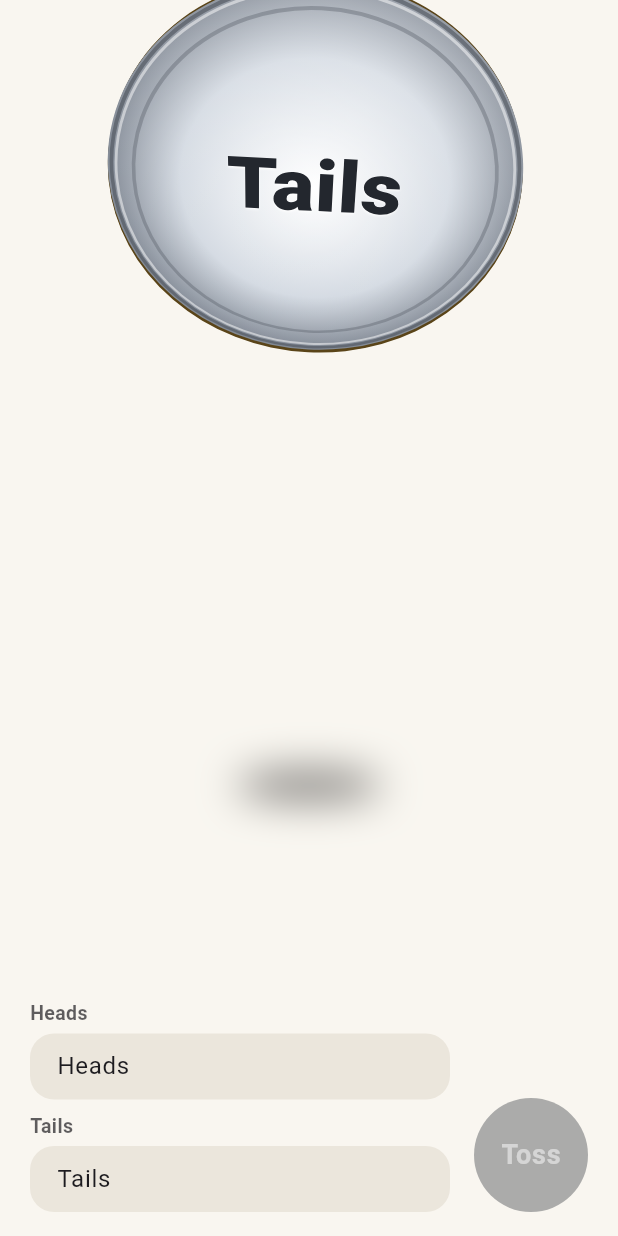
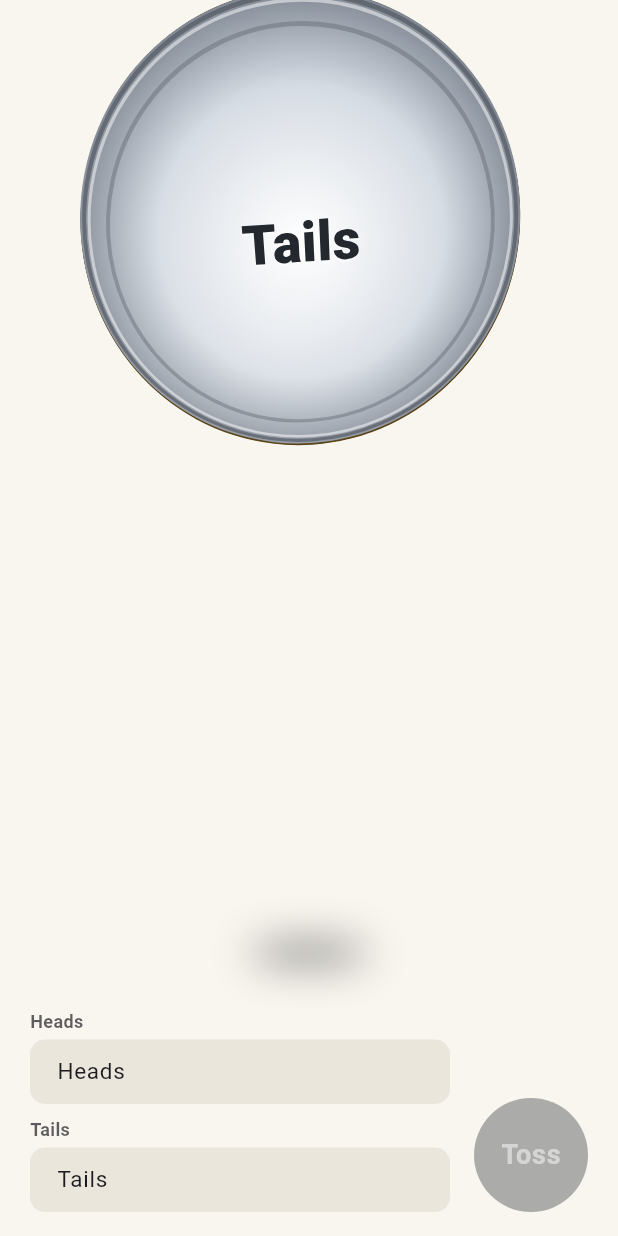
Before and after one commit to jhonemilmnilo/FateFlip, a Flutter app: the screen it shows after launch, after a tap on "Toss", on a phone screen of 412 x 824 dp. Run offline on Flutter 3.47's test engine with Material 3 defaults, Android fonts, the phone set to English and light mode, and no system bars; our stand-ins replace flutter_riverpod, shared_preferences.

Commit message:
I add new bugs

```diff
--- a/lib/app/theme.dart
+++ b/lib/app/theme.dart
@@ -31,11 +31,11 @@ class AppTheme {
         fillColor: colorScheme.surfaceContainerHighest,
         contentPadding: const EdgeInsets.symmetric(horizontal: 16, vertical: 12),
         border: OutlineInputBorder(
-          borderRadius: BorderRadius.circular(16),
+          borderRadius: BorderRadius.circular(10),
           borderSide: BorderSide.none,
         ),
         focusedBorder: OutlineInputBorder(
-          borderRadius: BorderRadius.circular(16),
+          borderRadius: BorderRadius.circular(10),
           borderSide: BorderSide(color: colorScheme.primary, width: 2),
         ),
       ),
@@ -66,11 +66,11 @@ class AppTheme {
         fillColor: colorScheme.surfaceContainerHighest,
         contentPadding: const EdgeInsets.symmetric(horizontal: 16, vertical: 12),
         border: OutlineInputBorder(
-          borderRadius: BorderRadius.circular(16),
+          borderRadius: BorderRadius.circular(10),
           borderSide: BorderSide.none,
         ),
         focusedBorder: OutlineInputBorder(
-          borderRadius: BorderRadius.circular(16),
+          borderRadius: BorderRadius.circular(10),
           borderSide: BorderSide(color: colorScheme.primary, width: 2),
         ),
       ),
--- a/lib/features/toss/toss_config.dart
+++ b/lib/features/toss/toss_config.dart
@@ -7,6 +7,8 @@ class TossConfig {
 
   // Animation durations
   static const Duration flipDuration = Duration(milliseconds: 1700);
+  static const int minFlipDurationMs = 1500;
+  static const int maxFlipDurationMs = 2100;
   static const Duration reducedMotionDuration = Duration(milliseconds: 500);
   static const Duration resultFadeDuration = Duration(milliseconds: 220);
   static const Duration fabPressDuration = Duration(milliseconds: 120);
@@ -28,7 +30,7 @@ class TossConfig {
   // 3D Perspective & Rotation
   static const double perspective = 0.0012;
   static const int minSpins = 5;
-  static const int maxSpins = 8;
+  static const int maxSpins = 9;
   static const double flightWobbleX = 6.0; // +/- px
   static const double flightWobbleZ = 0.08; // +/- rad
 
@@ -38,11 +40,11 @@ class TossConfig {
   static const double coinThickness = 8.0; // Thickness fake disc spacing
   static const int thicknessLayers = 8;
 
-  // Arc Tweens (TranslateY px) - high dramatic launch apex
-  static const double tossApexHeight = -380.0;
-  static const double bounce1Height = -22.0;
-  static const double bounce2Height = -6.0;
-  static const double maxScaleApex = 1.3;
+  // Arc Tweens (TranslateY px) - high dramatic launch apex with tactile metallic micro-bounces
+  static const double tossApexHeight = -390.0;
+  static const double bounce1Height = -16.0;
+  static const double bounce2Height = -4.0;
+  static const double maxScaleApex = 1.32;
 
   // Ground Shadow
   static const double shadowMinScale = 0.45;
@@ -56,11 +58,11 @@ class TossConfig {
   static const double scrollBottomPadding = 100.0;
 
   // Typographic scale
-  static const double labelFontSize = 13.0;
-  static const double inputFontSize = 16.0;
-  static const double resultFontSize = 22.0;
-  static const double coinTextMaxFontSize = 44.0;
-  static const double resultSlideOffset = 8.0;
+  static const double labelFontSize = 12.0;
+  static const double inputFontSize = 15.0;
+  static const double resultFontSize = 18.0;
+  static const double coinTextMaxFontSize = 28.0;
+  static const double resultSlideOffset = 6.0;
 
   // Helper calculation for target angle
   static double calculateTargetAngle({
--- a/lib/features/toss/toss_controller.dart
+++ b/lib/features/toss/toss_controller.dart
@@ -102,7 +102,7 @@ class TossController extends Notifier<TossState> {
   }
 
   /// Decides outcome FIRST before starting animation (spec rule 3 & 4)
-  ({CoinSide side, String label, double targetAngle, int spins})? prepareToss() {
+  ({CoinSide side, String label, double targetAngle, int spins, Duration duration})? prepareToss() {
     if (state.isFlipping) return null;
 
     final isHeads = _random.nextBool();
@@ -116,6 +116,11 @@ class TossController extends Notifier<TossState> {
       spins: spins,
     );
 
+    // Natural variability in flip duration (e.g. 1500ms - 2100ms)
+    final durationMs = TossConfig.minFlipDurationMs +
+        _random.nextInt(TossConfig.maxFlipDurationMs - TossConfig.minFlipDurationMs + 1);
+    final flipDuration = Duration(milliseconds: durationMs);
+
     // Clear old result the moment a new toss starts (spec 5.3)
     state = state.copyWith(
       isFlipping: true,
@@ -128,6 +133,7 @@ class TossController extends Notifier<TossState> {
       label: winningLabel,
       targetAngle: targetAngle,
       spins: spins,
+      duration: flipDuration,
     );
   }
 
--- a/lib/features/toss/toss_screen.dart
+++ b/lib/features/toss/toss_screen.dart
@@ -64,10 +64,11 @@ class _TossScreenState extends ConsumerState<TossScreen> with SingleTickerProvid
 
     _resultFadeController.reset();
 
-    // Trigger physical coin flip
+    // Trigger physical coin flip with realistic variable duration
     _coinViewKey.currentState?.startFlip(
       targetAngle: tossPlan.targetAngle,
       spins: tossPlan.spins,
+      duration: tossPlan.duration,
     );
   }
 
@@ -103,7 +104,7 @@ class _TossScreenState extends ConsumerState<TossScreen> with SingleTickerProvid
               TossConfig.maxCoinDiameter,
             );
             // Dynamic scale on shorter screens
-            final coinDiameter = math.min(targetCoinSize, screenHeight * 0.38);
+            final coinDiameter = math.min(targetCoinSize, screenHeight * 0.36);
 
             return SingleChildScrollView(
               padding: const EdgeInsets.symmetric(horizontal: 20.0, vertical: 16.0),
@@ -111,17 +112,18 @@ class _TossScreenState extends ConsumerState<TossScreen> with SingleTickerProvid
                 constraints: BoxConstraints(
                   minHeight: constraints.maxHeight - 32.0,
                 ),
+                child: IntrinsicHeight(
                   child: Column(
-                  mainAxisAlignment: MainAxisAlignment.spaceBetween,
                     children: [
                       // TOP: Result announcement area
                       _buildResultArea(theme, tossState),
 
-                    const SizedBox(height: 72),
+                      // Spacer fills all extra screen height, pinning coin & inputs to the bottom!
+                      const Spacer(),
 
-                    // CENTER STAGE: Coin & ground shadow (shifted lower for maximum flip clearance)
+                      // STAGE: Coin & ground shadow sitting right on top of controls
                       Padding(
-                      padding: const EdgeInsets.only(top: 20.0, bottom: 8.0),
+                        padding: const EdgeInsets.only(bottom: 4.0),
                         child: Center(
                           child: CoinView(
                             key: _coinViewKey,
@@ -147,11 +149,12 @@ class _TossScreenState extends ConsumerState<TossScreen> with SingleTickerProvid
                         ),
                       ),
 
-                    const SizedBox(height: 12),
+                      const SizedBox(height: 8),
 
                       // BOTTOM: Inputs on the left, Toss FAB on the right
                       _buildBottomControlBar(theme, tossState),
                     ],
+                  ),
                 ),
               ),
             );
@@ -161,7 +164,7 @@ class _TossScreenState extends ConsumerState<TossScreen> with SingleTickerProvid
     );
   }
 
-  /// TOP: Clean result banner (Empty until flip settles and produces a winner)
+  /// TOP: Clean result banner (Card removed, clean compact typography)
   Widget _buildResultArea(ThemeData theme, TossState state) {
     final hasResult = state.resultLabel != null && !state.isFlipping;
 
@@ -170,8 +173,8 @@ class _TossScreenState extends ConsumerState<TossScreen> with SingleTickerProvid
       label: hasResult
           ? 'Winner is ${state.resultLabel}, ${state.resultSide == CoinSide.heads ? 'Heads' : 'Tails'}'
           : '',
-      child: ConstrainedBox(
-        constraints: const BoxConstraints(minHeight: 76),
+      child: SizedBox(
+        height: 52, // Reserved compact height so layout remains stable
         child: AnimatedBuilder(
           animation: _resultFadeAnimation,
           builder: (context, child) {
@@ -184,13 +187,7 @@ class _TossScreenState extends ConsumerState<TossScreen> with SingleTickerProvid
             );
           },
           child: hasResult
-              ? Container(
-                  width: double.infinity,
-                  padding: const EdgeInsets.symmetric(vertical: 10, horizontal: 20),
-                  decoration: BoxDecoration(
-                    color: theme.colorScheme.surfaceContainerHighest.withValues(alpha: 0.6),
-                    borderRadius: BorderRadius.circular(20),
-                  ),
+              ? Center(
                   child: Column(
                     mainAxisSize: MainAxisSize.min,
                     children: [
@@ -198,10 +195,10 @@ class _TossScreenState extends ConsumerState<TossScreen> with SingleTickerProvid
                         state.resultLabel!,
                         textAlign: TextAlign.center,
                         style: TextStyle(
-                          fontSize: TossConfig.resultFontSize + 4,
-                          fontWeight: FontWeight.w800,
+                          fontSize: TossConfig.resultFontSize,
+                          fontWeight: FontWeight.w700,
                           color: theme.colorScheme.onSurface,
-                          letterSpacing: 0.5,
+                          letterSpacing: 0.3,
                         ),
                       ),
                       const SizedBox(height: 2),
@@ -209,7 +206,7 @@ class _TossScreenState extends ConsumerState<TossScreen> with SingleTickerProvid
                         state.resultSide == CoinSide.heads ? 'Heads' : 'Tails',
                         style: TextStyle(
                           fontSize: TossConfig.labelFontSize,
-                          fontWeight: FontWeight.w600,
+                          fontWeight: FontWeight.w500,
                           color: theme.colorScheme.primary,
                         ),
                       ),
--- a/lib/features/toss/widgets/coin_view.dart
+++ b/lib/features/toss/widgets/coin_view.dart
@@ -73,13 +73,14 @@ class CoinViewState extends State<CoinView> with SingleTickerProviderStateMixin
 
   void _buildAnimations({required bool disableAnimations}) {
 
-    // A. Flip Angle (rotateX) with smooth fast-launch slow-settle cubic easing
+    // A. Flip Angle (rotateX) with realistic rotational inertia:
+    // explosive launch spin that naturally decelerates smoothly as it lands
     _angleAnimation = Tween<double>(
       begin: _startAngle,
       end: _targetAngle,
     ).animate(CurvedAnimation(
       parent: _controller,
-      curve: const Cubic(0.25, 0.55, 0.35, 1.0),
+      curve: const Cubic(0.20, 0.70, 0.25, 1.0),
     ));
 
     if (disableAnimations) {
@@ -91,41 +92,44 @@ class CoinViewState extends State<CoinView> with SingleTickerProviderStateMixin
       return;
     }
 
-    // B. Toss Arc (translateY) with precise weights summing to 100
+    // B. Toss Arc (translateY) with crisp, weighted physics:
+    // Launch (44) -> Fall (38) -> First bounce impact & recovery (10) -> Micro-damped settle (8)
     _translationYAnimation = TweenSequence<double>([
       TweenSequenceItem(
         tween: Tween<double>(begin: 0.0, end: TossConfig.tossApexHeight)
-            .chain(CurveTween(curve: Curves.easeOutQuad)),
-        weight: 45,
+            .chain(CurveTween(curve: Curves.easeOutCubic)),
+        weight: 44,
       ),
       TweenSequenceItem(
         tween: Tween<double>(begin: TossConfig.tossApexHeight, end: 0.0)
             .chain(CurveTween(curve: Curves.easeInQuad)),
-        weight: 37,
+        weight: 38,
       ),
+      // Sharp metallic bounce 1
       TweenSequenceItem(
         tween: Tween<double>(begin: 0.0, end: TossConfig.bounce1Height)
-            .chain(CurveTween(curve: Curves.easeOut)),
-        weight: 4,
+            .chain(CurveTween(curve: Curves.easeOutQuad)),
+        weight: 5,
       ),
       TweenSequenceItem(
         tween: Tween<double>(begin: TossConfig.bounce1Height, end: 0.0)
-            .chain(CurveTween(curve: Curves.easeIn)),
-        weight: 4,
+            .chain(CurveTween(curve: Curves.easeInQuad)),
+        weight: 5,
       ),
+      // Crisp micro-bounce 2
       TweenSequenceItem(
         tween: Tween<double>(begin: 0.0, end: TossConfig.bounce2Height)
-            .chain(CurveTween(curve: Curves.easeOut)),
-        weight: 2.5,
+            .chain(CurveTween(curve: Curves.easeOutQuad)),
+        weight: 3,
       ),
       TweenSequenceItem(
         tween: Tween<double>(begin: TossConfig.bounce2Height, end: 0.0)
-            .chain(CurveTween(curve: Curves.easeIn)),
-        weight: 2.5,
+            .chain(CurveTween(curve: Curves.easeInQuad)),
+        weight: 3,
       ),
       TweenSequenceItem(
         tween: ConstantTween<double>(0.0),
-        weight: 5,
+        weight: 2,
       ),
     ]).animate(_controller);
 
@@ -187,6 +191,7 @@ class CoinViewState extends State<CoinView> with SingleTickerProviderStateMixin
   void startFlip({
     required double targetAngle,
     required int spins,
+    Duration? duration,
   }) {
     _startAngle = widget.currentAngle;
     _targetAngle = targetAngle;
@@ -198,6 +203,10 @@ class CoinViewState extends State<CoinView> with SingleTickerProviderStateMixin
     _bounce2HapticTriggered = false;
 
     final disableAnimations = MediaQuery.maybeDisableAnimationsOf(context) ?? false;
+    _controller.duration = disableAnimations
+        ? TossConfig.reducedMotionDuration
+        : (duration ?? TossConfig.flipDuration);
+
     _buildAnimations(disableAnimations: disableAnimations);
 
     // Launch Haptics (spec 7.D)
@@ -363,19 +372,27 @@ class CoinViewState extends State<CoinView> with SingleTickerProviderStateMixin
         ),
         child: Center(
           child: Padding(
-            padding: const EdgeInsets.symmetric(horizontal: 24.0),
+            padding: const EdgeInsets.symmetric(horizontal: 28.0),
+            child: SizedBox(
+              width: diameter - 56.0,
               child: FittedBox(
                 fit: BoxFit.scaleDown,
+                child: ConstrainedBox(
+                  constraints: BoxConstraints(
+                    maxWidth: diameter - 56.0,
+                  ),
                   child: Text(
                     label,
                     textAlign: TextAlign.center,
-                maxLines: 3,
+                    softWrap: true,
+                    maxLines: 4,
                     overflow: TextOverflow.ellipsis,
                     style: TextStyle(
                       fontSize: TossConfig.coinTextMaxFontSize,
                       fontWeight: FontWeight.w800,
                       color: textColor,
-                  letterSpacing: 0.5,
+                      height: 1.15,
+                      letterSpacing: 0.3,
                       shadows: [
                         Shadow(
                           offset: const Offset(0.0, 1.0),
@@ -389,6 +406,8 @@ class CoinViewState extends State<CoinView> with SingleTickerProviderStateMixin
               ),
             ),
           ),
+        ),
+      ),
     );
   }
 }
```
Also changed, not shown: flutter_02.png (added). Lines whose indentation alone changed are shown as unchanged.
